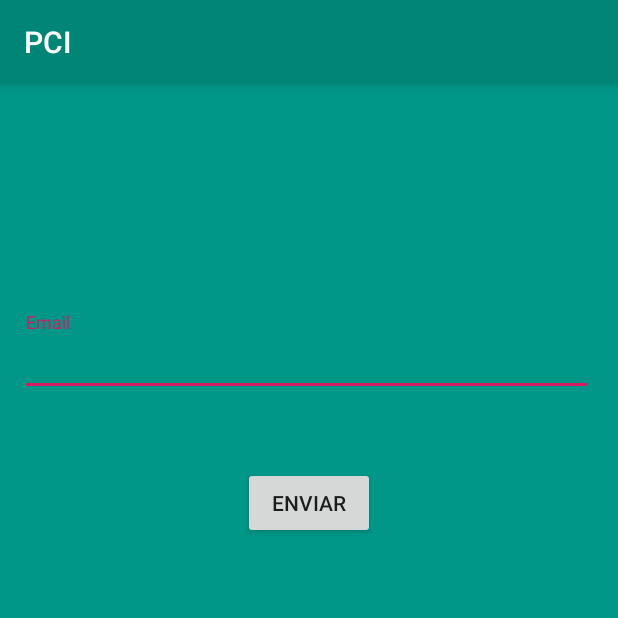
After one commit to GabrielCR99/PCI, an Android app: the ResetPasswordActivity screen opened directly, with no data from a screen before it, on a phone screen of 412 x 824 dp, the top half of it. The commit adds this screen. Run offline under Robolectric (Android 15) with nearby library versions, the phone set to English and light mode, and no system bars; our stand-ins replace ButterKnife, Firebase (no records; nobody signed in at launch, a user with empty details on screens opened directly).

Commit message:
activity_reset_password adicionado ResetPasswordActivity completo

```diff
--- /dev/null
+++ b/app/src/main/java/com/studio/pci/activities/ResetPasswordActivity.java
@@ -0,0 +1,75 @@
+package com.studio.pci.activities;
+
+import android.content.Intent;
+import android.os.Bundle;
+import android.support.annotation.NonNull;
+import android.support.annotation.Nullable;
+import android.support.design.widget.TextInputLayout;
+import android.support.v7.app.AppCompatActivity;
+import android.text.TextUtils;
+import android.view.View;
+import android.widget.EditText;
+import android.widget.Toast;
+
+import com.google.android.gms.tasks.OnCompleteListener;
+import com.google.android.gms.tasks.Task;
+import com.google.firebase.auth.FirebaseAuth;
+import com.studio.pci.R;
+
+import butterknife.BindView;
+import butterknife.ButterKnife;
+import butterknife.OnClick;
+
+public class ResetPasswordActivity extends AppCompatActivity {
+
+    private FirebaseAuth firebaseAuth;
+
+    @BindView(R.id.reset_edit_text)
+    EditText resetPasswordEditText;
+
+    @BindView(R.id.resetInputLayout)
+    TextInputLayout resetPasswordInputLayout;
+
+
+
+
+
+    @Override
+    protected void onCreate(Bundle savedInstanceState) {
+        super.onCreate(savedInstanceState);
+        setContentView(R.layout.activity_reset_password);
+        ButterKnife.bind(this);
+
+
+
+        firebaseAuth = FirebaseAuth.getInstance();
+
+    }
+
+    @OnClick(R.id.send_reset_email)
+    public void sendEmailVerification(View view){
+
+        String userEmail = resetPasswordEditText.getText().toString();
+
+        if (TextUtils.isEmpty(userEmail)){
+            resetPasswordInputLayout.setError("Erro");
+
+        }
+        else {
+            firebaseAuth.sendPasswordResetEmail(userEmail).addOnCompleteListener(new OnCompleteListener<Void>() {
+                @Override
+                public void onComplete(@NonNull Task<Void> task) {
+                    if (task.isSuccessful()){
+                        Toast.makeText(getApplicationContext(), "Email sent", Toast.LENGTH_SHORT).show();
+                        startActivity(new Intent(ResetPasswordActivity.this, SignInActivity.class));
+                    }
+                    else {
+                        String message = task.getException().getMessage();
+                        Toast.makeText(getApplicationContext(), "Error:" + message, Toast.LENGTH_SHORT).show();
+                    }
+                }
+            });
+
+        }
+    }
+}
--- /dev/null
+++ b/app/src/main/res/layout/activity_reset_password.xml
@@ -0,0 +1,38 @@
+<?xml version="1.0" encoding="utf-8"?>
+<android.support.constraint.ConstraintLayout xmlns:android="http://schemas.android.com/apk/res/android"
+    xmlns:app="http://schemas.android.com/apk/res-auto"
+    xmlns:tools="http://schemas.android.com/tools"
+    android:layout_width="match_parent"
+    android:layout_height="match_parent"
+    android:background="@drawable/splash_color">
+
+    <android.support.design.widget.TextInputLayout
+        android:id="@+id/resetInputLayout"
+        android:layout_width="382dp"
+        android:layout_height="wrap_content"
+        android:layout_marginTop="208dp"
+        app:layout_constraintEnd_toEndOf="parent"
+        app:layout_constraintHorizontal_bias="0.448"
+        app:layout_constraintStart_toStartOf="parent"
+        app:layout_constraintTop_toTopOf="parent">
+
+        <EditText
+            android:id="@+id/reset_edit_text"
+            android:layout_width="match_parent"
+            android:layout_height="wrap_content"
+            android:hint="@string/email"
+
+            android:inputType="textEmailAddress" />
+    </android.support.design.widget.TextInputLayout>
+
+    <Button
+        android:id="@+id/send_reset_email"
+        android:layout_width="wrap_content"
+        android:layout_height="wrap_content"
+        android:layout_marginTop="47dp"
+        android:text="Enviar"
+        app:layout_constraintEnd_toEndOf="parent"
+        app:layout_constraintStart_toStartOf="parent"
+        app:layout_constraintTop_toBottomOf="@+id/resetInputLayout" />
+
+</android.support.constraint.ConstraintLayout>
--- a/app/src/main/res/layout/activity_sign_in.xml
+++ b/app/src/main/res/layout/activity_sign_in.xml
@@ -19,10 +19,10 @@
     <android.support.design.widget.TextInputLayout
         android:id="@+id/emailInputLayout"
         android:layout_width="386dp"
-        android:layout_height="0dp"
+        android:layout_height="55dp"
         android:layout_marginTop="315dp"
         android:layout_marginBottom="139dp"
-        app:layout_constraintBottom_toTopOf="@+id/button"
+        app:layout_constraintBottom_toTopOf="@+id/sign_in_button"
         app:layout_constraintEnd_toEndOf="parent"
         app:layout_constraintHorizontal_bias="0.64"
         app:layout_constraintStart_toStartOf="parent"
@@ -35,7 +35,6 @@
             android:layout_height="wrap_content"
             android:hint="@string/email"
             android:inputType="textEmailAddress"
-            android:text="@string/email"
             android:textColor="@android:color/background_light"
             android:textStyle="bold" />
 
@@ -60,7 +59,6 @@
             android:layout_height="wrap_content"
             android:hint="@string/password"
             android:inputType="textPassword"
-            android:text="@string/password"
             android:textColor="@android:color/background_light"
             android:textStyle="bold" />
 
--- a/app/src/main/res/values/styles.xml
+++ b/app/src/main/res/values/styles.xml
@@ -2,10 +2,23 @@
 
     <!-- Base application theme. -->
     <style name="AppTheme" parent="Theme.AppCompat.Light.DarkActionBar">
-        <!-- Customize your theme here. -->
         <item name="colorPrimary">@color/colorPrimary</item>
         <item name="colorPrimaryDark">@color/colorPrimaryDark</item>
         <item name="colorAccent">@color/colorAccent</item>
+        <item name="android:windowTranslucentStatus">true</item>
+    </style>
+
+    <style name="AppTheme.NoActionBar">
+        <item name="windowActionBar">false</item>
+        <item name="windowNoTitle">true</item>
+    </style>
+
+    <style name="AppTheme.AppBarLayout" parent="ThemeOverlay.AppCompat.Dark.ActionBar" />
+
+    <style name="AppTheme.PopUpOverlay" parent="ThemeOverlay.AppCompat.Light" />
+
+    <style name="AppTheme.FullScreen" parent="AppTheme.NoActionBar">
+        <item name="android:windowFullscreen">true</item>
     </style>
 
 </resources>
--- a/build.gradle
+++ b/build.gradle
@@ -8,6 +8,7 @@ buildscript {
     }
     dependencies {
         classpath 'com.android.tools.build:gradle:3.3.2'
+        classpath 'com.google.gms:google-services:4.0.1'
 
         // NOTE: Do not place your application dependencies here; they belong
         // in the individual module build.gradle files
```
Also changed, not shown: app/build.gradle (+18 -0 lines), app/src/main/AndroidManifest.xml (+5 -2 lines), app/src/main/java/com/studio/pci/activities/SignInActivity.java (+17 -35 lines), app/src/main/java/com/studio/pci/activities/SplashActivity.java (+12 -9 lines), 1 other file.
